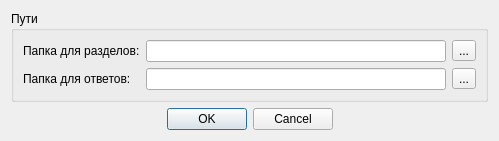
Qt form control/settingsdialog.ui (TheMrButcher/offline-mentor) before a commit.
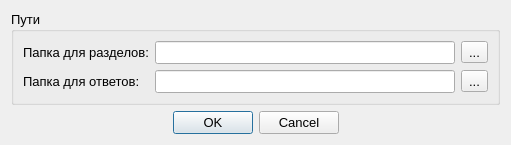
The same form after that commit. Icons and pictures are not drawn.

What changed in the file:
```diff
--- a/control/settingsdialog.ui
+++ b/control/settingsdialog.ui
@@ -16,6 +16,11 @@
     <verstretch>0</verstretch>
    </sizepolicy>
   </property>
+  <property name="font">
+   <font>
+    <pointsize>10</pointsize>
+   </font>
+  </property>
   <property name="windowTitle">
    <string>Настройки</string>
   </property>
```
